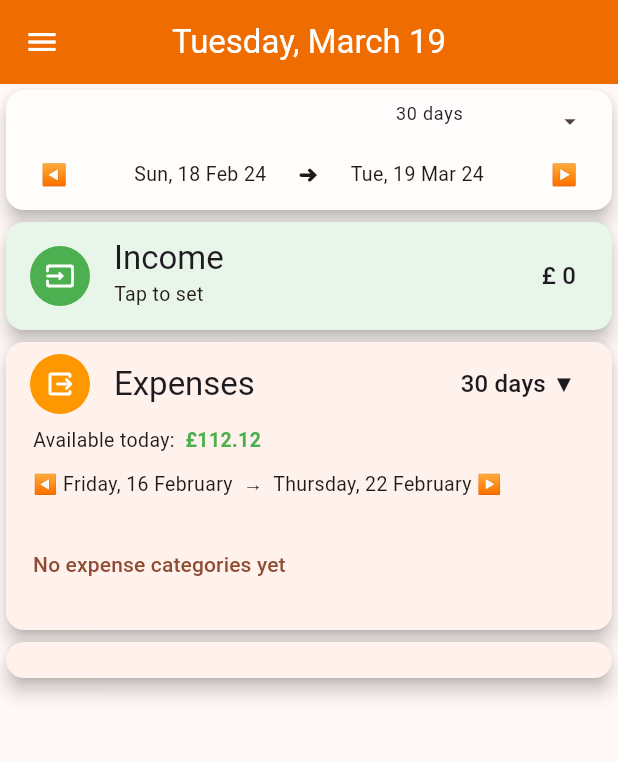
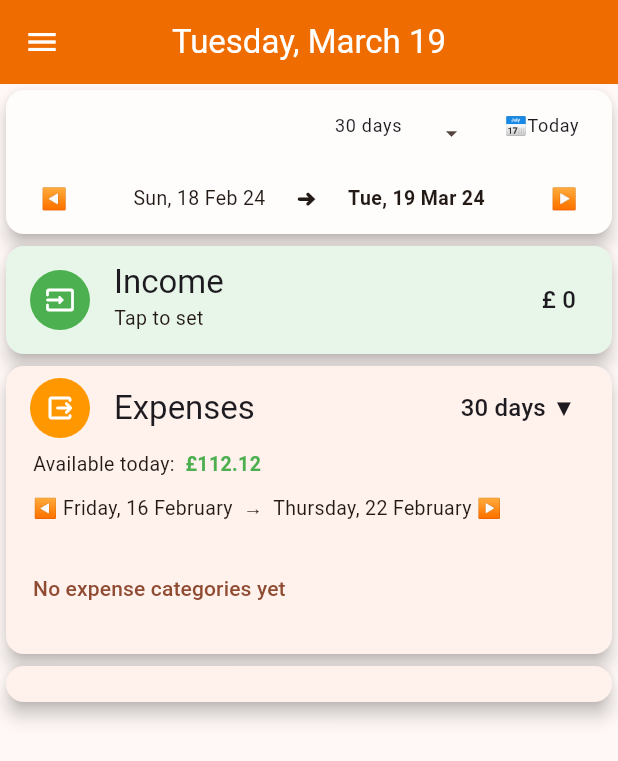
Before and after one commit to stivlo/budget, a Flutter app: the screen it shows after launch, after a tap on "USD", after a tap on the "arrow drop up" icon, after a tap on "Next >", on a phone screen of 412 x 824 dp. Shown: the top 761 px of the screen. Run offline on Flutter 3.47's test engine with Material 3 defaults, Android fonts, the phone set to English and light mode, and no system bars; our stand-ins replace shared_preferences; missing offline and left inert: workmanager.

Commit message:
Completed date range widget adding the option to go to today's date

```diff
--- a/lib/helper/date_time_helper.dart
+++ b/lib/helper/date_time_helper.dart
@@ -1,3 +1,4 @@
+import 'package:flutter/material.dart';
 import 'package:intl/intl.dart';
 
 class DateTimeHelper {
@@ -12,4 +13,6 @@ class DateTimeHelper {
       date.toIso8601String().substring(0, 10);
 
   static String formattedTime() => DateFormat.Hms().format(DateTime.now());
+
+  static DateTime todaysDate() => DateUtils.dateOnly(DateTime.now());
 }
--- a/lib/main.dart
+++ b/lib/main.dart
@@ -107,10 +107,10 @@ class MyApp extends StatelessWidget {
         ),
       );
 
-  TextButtonThemeData textButtonThemeData(BuildContext context) =>
-      const TextButtonThemeData(
+  TextButtonThemeData textButtonThemeData(BuildContext context) => TextButtonThemeData(
         style: ButtonStyle(
-          padding: MaterialStatePropertyAll(EdgeInsets.zero),
+          padding: const MaterialStatePropertyAll(EdgeInsets.zero),
+          fixedSize: MaterialStateProperty.all(const Size.fromHeight(30)),
         ),
       );
 
--- a/lib/model/date_range.dart
+++ b/lib/model/date_range.dart
@@ -2,10 +2,19 @@ import 'package:flutter/material.dart';
 
 class DateRange {
   DateRange({this.durationDays = 30, DateTime? endDate})
-      : endDate = endDate ?? DateUtils.dateOnly(DateTime.now());
+      : endDate = pickProvidedDateOrNow(endDate) {
+    print(this);
+  }
 
   int durationDays;
   DateTime endDate;
+
+  static pickProvidedDateOrNow(DateTime? dateTime) {
+    if (dateTime == null) {
+      return DateUtils.dateOnly(DateTime.now());
+    }
+    return DateUtils.dateOnly(dateTime);
+  }
 
   DateTime get beginDate => endDate.subtract(Duration(days: durationDays));
 
@@ -18,6 +27,9 @@ class DateRange {
 
   DateRange withDurationDays(int durationDays) =>
       DateRange(durationDays: durationDays, endDate: endDate);
+
+  DateRange endingToday(int durationDays) =>
+      DateRange(durationDays: durationDays, endDate: DateTime.now());
 
   @override
   bool operator ==(Object other) {
--- a/lib/provider/date_range_provider.dart
+++ b/lib/provider/date_range_provider.dart
@@ -1,3 +1,4 @@
+import 'package:budget/helper/date_time_helper.dart';
 import 'package:flutter/material.dart';
 
 import '../model/date_range.dart';
@@ -6,7 +7,7 @@ class DateRangeProvider with ChangeNotifier {
   DateRangeProvider()
       : dateRange = DateRange(
           durationDays: 30,
-          endDate: DateTime.now(),
+          endDate: DateTimeHelper.todaysDate(),
         );
 
   DateRange dateRange;
@@ -36,4 +37,10 @@ class DateRangeProvider with ChangeNotifier {
     notifyListeners();
     return dateRange;
   }
+
+  DateRange endingToday() {
+    dateRange = dateRange.endingToday(durationDays);
+    notifyListeners();
+    return dateRange;
+  }
 }
--- a/lib/widget/date_range_widget.dart
+++ b/lib/widget/date_range_widget.dart
@@ -25,7 +25,22 @@ class _DateRangeWidgetState extends State<DateRangeWidget> {
             builder: (ctx, dateRangeProvider, _) => Column(
                   crossAxisAlignment: CrossAxisAlignment.end,
                   children: [
-                    buildDropdownMenu(dateRangeProvider),
+                    Row(
+                      mainAxisAlignment: MainAxisAlignment.end,
+                      children: [
+                        buildDropdownMenu(dateRangeProvider),
+                        TextButton(
+                          onPressed: () => setState(() {
+                            dateRange = dateRangeProvider.endingToday();
+                          }),
+                          child: Text(
+                            '📅Today',
+                            style: Theme.of(context).textTheme.bodySmall,
+                          ),
+                        ),
+                        const SizedBox(width: 15)
+                      ],
+                    ),
                     Row(
                       mainAxisAlignment: MainAxisAlignment.spaceBetween,
                       children: [
@@ -38,7 +53,16 @@ class _DateRangeWidgetState extends State<DateRangeWidget> {
                             child: const Text('◀')),
                         Text(DateTimeHelper.formattedShortDate(dateRange.beginDate)),
                         const Text('➜'),
-                        Text(DateTimeHelper.formattedShortDate(dateRange.endDate)),
+                        Text(
+                          DateTimeHelper.formattedShortDate(dateRange.endDate),
+                          style: TextStyle(
+                              fontWeight: DateUtils.isSameDay(
+                            dateRange.endDate,
+                            DateTimeHelper.todaysDate(),
+                          )
+                                  ? FontWeight.bold
+                                  : FontWeight.normal),
+                        ),
                         TextButton(
                             onPressed: () {
                               setState(() {
@@ -59,6 +83,7 @@ class _DateRangeWidgetState extends State<DateRangeWidget> {
       enableSearch: false,
       enableFilter: false,
       textStyle: const TextStyle(fontSize: 12),
+      width: 110,
       inputDecorationTheme: InputDecorationTheme(
         isDense: true,
         contentPadding: const EdgeInsets.symmetric(horizontal: 4),
```
